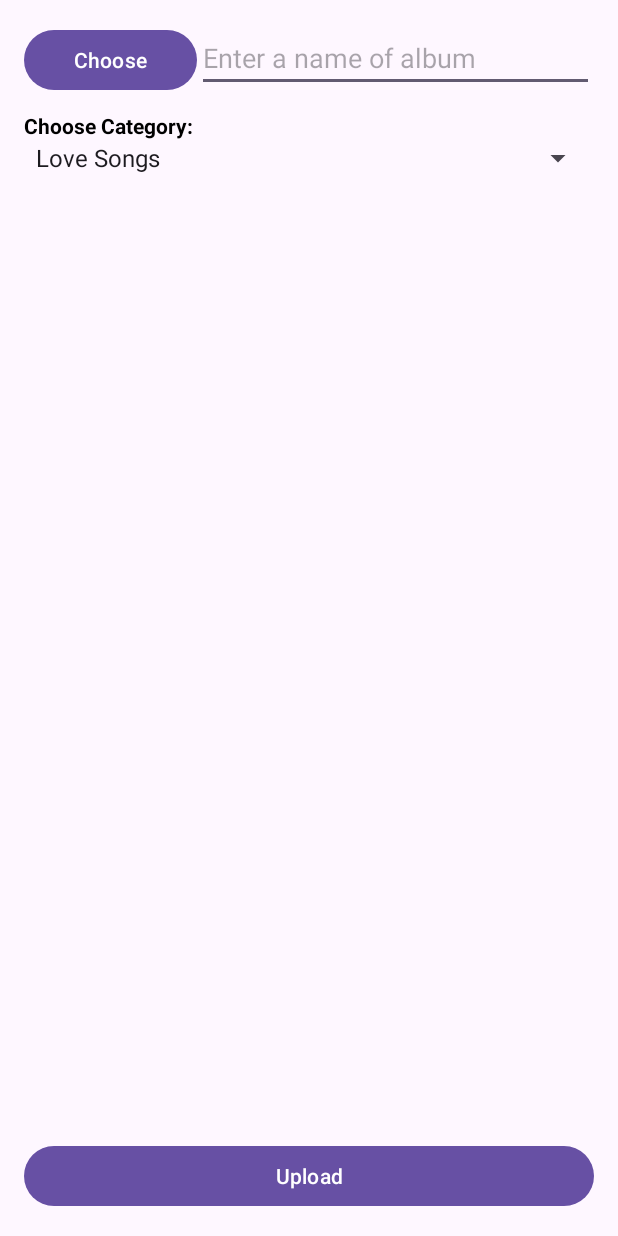
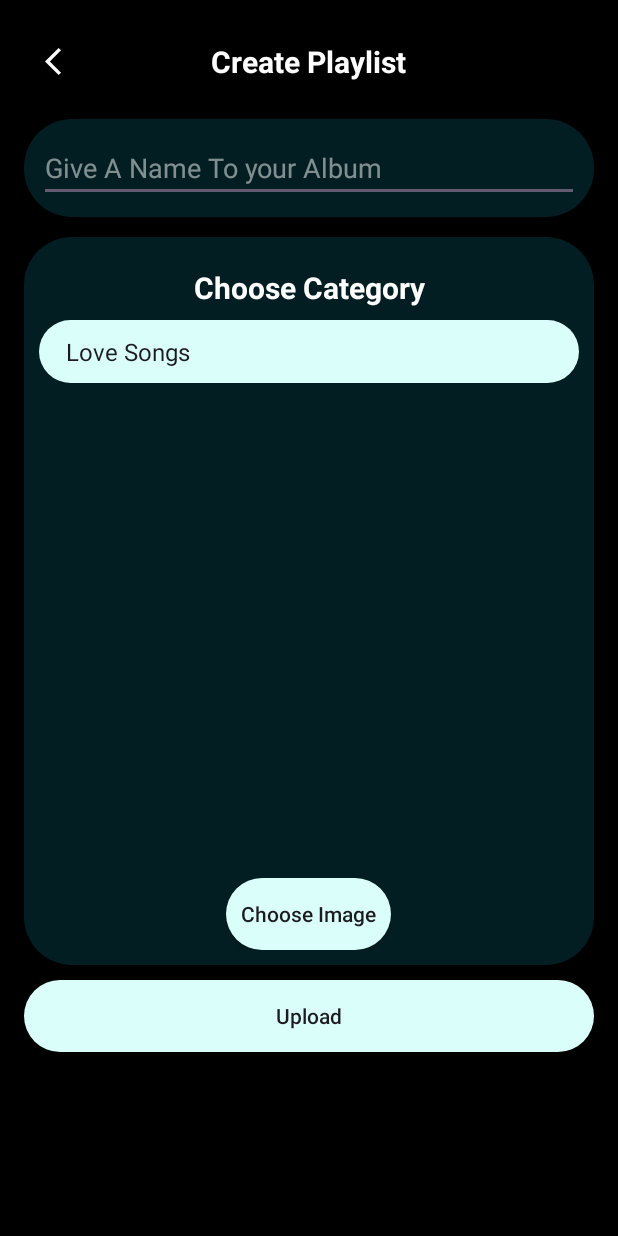
Before and after one commit to karthikpohane/SaltNPepper, an Android app: the UploadAlbumActivity screen opened directly, with no data from a screen before it, on a phone screen of 412 x 824 dp. Run offline under Robolectric (Android 15) with nearby library versions, the phone set to English and light mode, and no system bars; our stand-ins replace Firebase (no records; nobody signed in at launch, a user with empty details on screens opened directly).

Commit message:
Update again

```diff
--- a/app/src/main/java/com/example/salt/UploadAlbumActivity.java
+++ b/app/src/main/java/com/example/salt/UploadAlbumActivity.java
@@ -143,6 +143,9 @@ public class UploadAlbumActivity extends AppCompatActivity{
                             mDatabase.child(uploadId).setValue(upload);
                             progressDialog.dismiss();
                             Toast.makeText(UploadAlbumActivity.this, "File Uploaded", Toast.LENGTH_SHORT).show();
+                            Intent intent = new Intent(getApplicationContext(), likedSongs_pg.class);
+                            startActivity(intent);
+                            finish();
                         }
                     });
                 }
--- a/app/src/main/res/layout/activity_client.xml
+++ b/app/src/main/res/layout/activity_client.xml
@@ -5,11 +5,39 @@
     android:layout_width="match_parent"
     android:layout_height="match_parent"
     android:padding="8dp"
-    tools:context=".ClientActivity">
+    tools:context=".ClientActivity"
+    android:orientation="vertical"
+    android:background="@color/black">
+
+    <RelativeLayout
+        android:id="@+id/rel"
+        android:layout_width="match_parent"
+        android:layout_height="wrap_content">
+
+        <ImageView
+            android:id="@+id/back_btn"
+            android:layout_width="50dp"
+            android:layout_height="50dp"
+            android:src="@drawable/arrow_back_i24"
+            android:padding="14dp"/>
+
+        <TextView
+            android:layout_width="wrap_content"
+            android:layout_height="wrap_content"
+            android:layout_centerInParent="true"
+            android:text="Your Albums"
+            android:textColor="@color/white"
+            android:textSize="20sp"
+            android:textStyle="bold" />
+
+    </RelativeLayout>
 
     <androidx.recyclerview.widget.RecyclerView
+        android:padding="20dp"
+        android:layout_marginTop="13dp"
+        android:background="@drawable/rounded_bg_switch"
         android:layout_width="match_parent"
         android:layout_height="match_parent"
-        android:id="@+id/recycler"></androidx.recyclerview.widget.RecyclerView>
+        android:id="@+id/recycler"/>
 
 </LinearLayout>
--- a/app/src/main/res/layout/activity_song.xml
+++ b/app/src/main/res/layout/activity_song.xml
@@ -61,6 +61,6 @@
         android:id="@+id/songFrag"
         android:layout_width="match_parent"
         android:layout_height="match_parent"
-        android:layout_marginBottom="100dp"/>
+        android:layout_marginBottom="100dp" />
 
 </RelativeLayout>
--- a/app/src/main/res/layout/activity_upload_album.xml
+++ b/app/src/main/res/layout/activity_upload_album.xml
@@ -5,54 +5,109 @@
     android:layout_width="match_parent"
     android:layout_height="match_parent"
     android:padding="16dp"
-    tools:context=".UploadAlbumActivity">
+    tools:context=".UploadAlbumActivity"
+    android:background="@color/black">
+
+    <RelativeLayout
+        android:id="@+id/rel"
+        android:layout_width="match_parent"
+        android:layout_height="wrap_content">
+
+        <ImageView
+            android:id="@+id/back_btn"
+            android:layout_width="50dp"
+            android:layout_height="50dp"
+            android:src="@drawable/arrow_back_i24"
+            android:padding="14dp"/>
+
+        <TextView
+            android:layout_width="wrap_content"
+            android:layout_height="wrap_content"
+            android:layout_centerInParent="true"
+            android:text="Create Playlist"
+            android:textColor="@color/white"
+            android:textSize="20sp"
+            android:textStyle="bold" />
+
+    </RelativeLayout>
+
+    <ScrollView
+        android:layout_below="@+id/rel"
+        android:layout_width="match_parent"
+        android:layout_height="wrap_content">
 
     <LinearLayout
         android:layout_width="match_parent"
         android:layout_height="wrap_content"
+        android:orientation="vertical">
+
+    <LinearLayout
+        android:layout_marginTop="13dp"
+        android:layout_width="match_parent"
+        android:layout_height="wrap_content"
         android:id="@+id/linear"
-        android:orientation="horizontal">
-        <Button
-            android:layout_width="wrap_content"
-            android:layout_height="wrap_content"
-            android:text="Choose"
-            android:layout_weight="1"
-            android:id="@+id/btnAlbumChoose"
-            />
+        android:orientation="horizontal"
+        android:padding="10dp"
+        android:background="@drawable/rounded_bg_switch">
 
         <EditText
             android:id="@+id/txtAlbumName"
             android:layout_width="wrap_content"
             android:layout_height="wrap_content"
             android:layout_weight="4"
-            android:hint="Enter a name of album" />
+            android:hint="Give A Name To your Album"
+            android:textColor="@color/white"
+            android:textColorHint="@color/white_50"/>
     </LinearLayout>
 
     <LinearLayout
+        android:layout_marginTop="13dp"
         android:layout_width="match_parent"
         android:layout_height="wrap_content"
         android:id="@+id/linear2"
         android:layout_below="@+id/linear"
         android:orientation="vertical"
-        android:weightSum="2">
+        android:weightSum="3"
+        android:background="@drawable/rounded_bg_switch"
+        android:padding="10dp">
+
         <TextView
             android:layout_width="match_parent"
             android:layout_height="wrap_content"
-            android:text="Choose Category:"
-            android:textColor="@color/black"
+            android:layout_marginTop="10dp"
+            android:layout_weight="1"
+            android:text="Choose Category"
+            android:textColor="@color/white"
             android:textStyle="bold"
-            android:layout_weight="1"
-            android:layout_marginTop="10dp"/>
+            android:gravity="center"
+            android:textSize="20dp"/>
+
         <Spinner
+            android:layout_marginTop="8dp"
             android:layout_width="match_parent"
             android:layout_height="wrap_content"
             android:layout_weight="1"
-            android:id="@+id/spinner"/>
+            android:id="@+id/spinner"
+            android:padding="10dp"
+            android:background="@drawable/rounded"/>
         <ImageView
             android:layout_width="300dp"
             android:layout_height="300dp"
             android:id="@+id/albumImage"
+            android:layout_gravity="center"
             android:layout_marginTop="20dp"/>
+
+        <androidx.appcompat.widget.AppCompatButton
+            android:layout_marginTop="10dp"
+            android:layout_width="wrap_content"
+            android:layout_height="wrap_content"
+            android:text="Choose Image"
+            android:padding="10dp"
+            android:layout_weight="1"
+            android:layout_gravity="center"
+            android:id="@+id/btnAlbumChoose"
+            android:background="@drawable/rounded"
+            android:textAllCaps="false"/>
     </LinearLayout>
 
     <LinearLayout
@@ -60,13 +115,21 @@
         android:layout_height="wrap_content"
         android:layout_alignParentBottom="true"
         android:orientation="vertical">
-        <Button
+
+        <androidx.appcompat.widget.AppCompatButton
+            android:layout_marginTop="10dp"
             android:layout_width="match_parent"
             android:layout_height="wrap_content"
             android:layout_weight="1"
             android:id="@+id/btnAlbumUpload"
-            android:text="Upload"/>
+            android:text="Upload"
+            android:background="@drawable/rounded"
+            android:textAllCaps="false"/>
 
     </LinearLayout>
 
+    </LinearLayout>
+
+    </ScrollView>
+
 </RelativeLayout>
```
